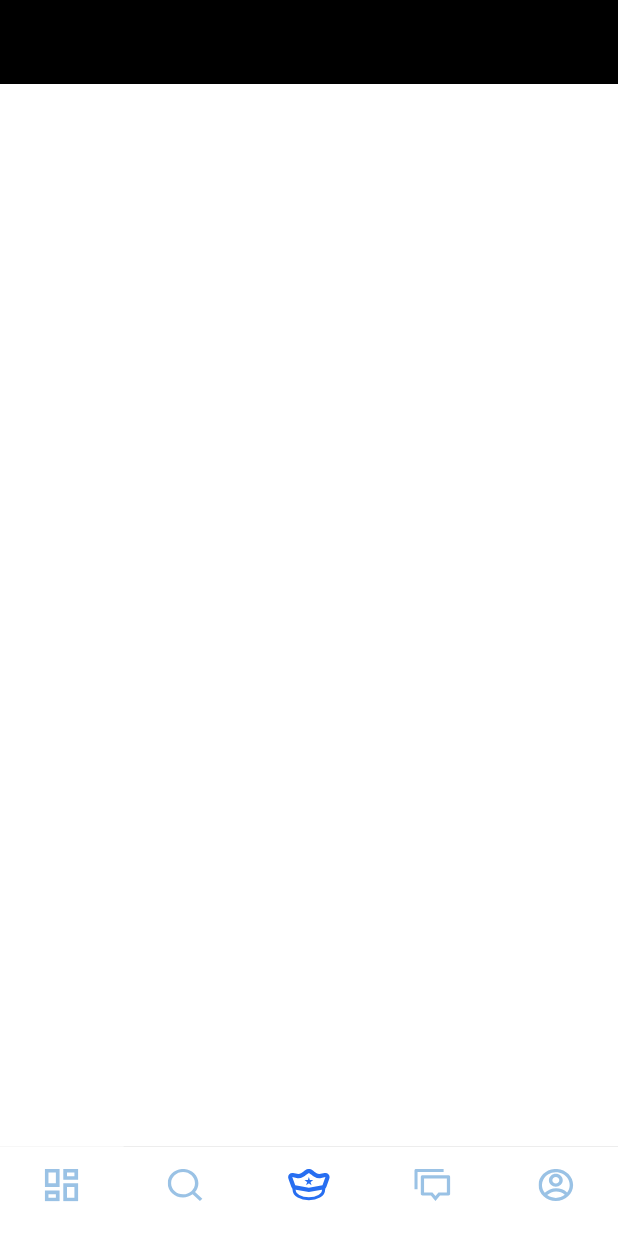
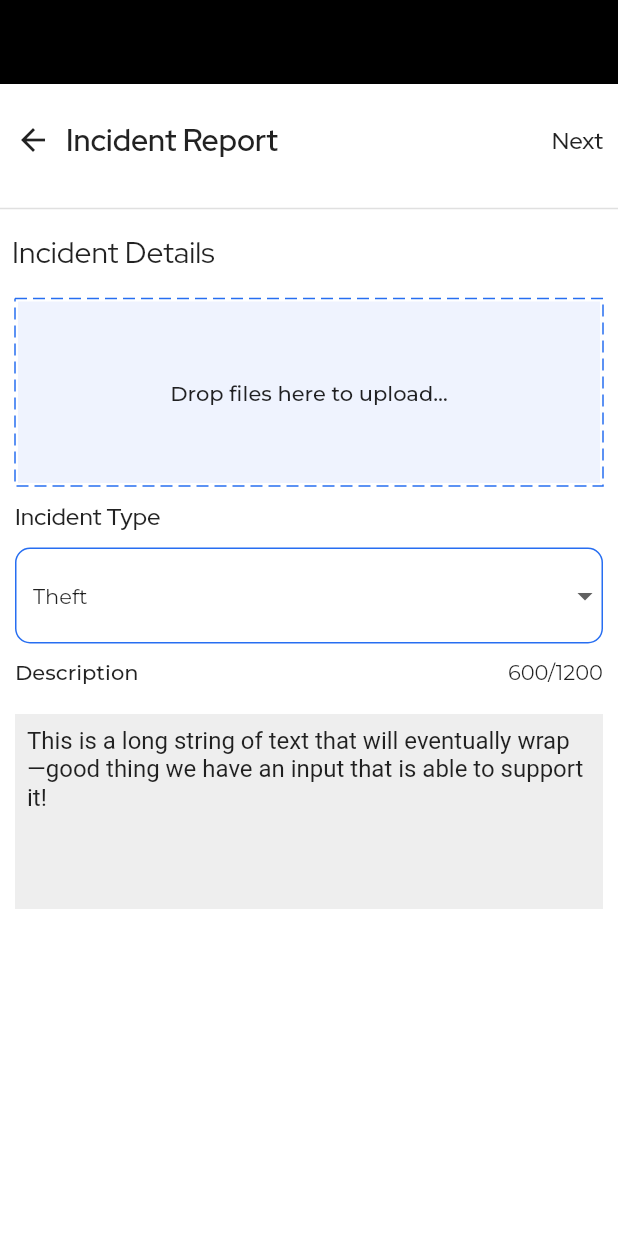
Before and after one commit to ikebotch/SocialPolice, a Flutter app: the screen it shows after launch, item 3 of the bottom bar chosen, on a phone screen of 412 x 824 dp. Run offline on Flutter 3.47's test engine with Material 2 defaults, Android fonts, the phone set to English and light mode, and no system bars; drawn by our look-alikes of dotted_border; our stand-ins replace flutter_svg, google_fonts.

Commit message:
incident report old

```diff
--- a/lib/src/res/colors.dart
+++ b/lib/src/res/colors.dart
@@ -13,6 +13,7 @@ class AppColors {
   static const Color colorBackground = Color(0xFFFCFCFC);
   static const Color colorRed1 = Color(0xFFC62416);
   static const Color colorBlue1 = Color(0xFF2F80ED);
+  static const Color colorBlue2 = Color(0xFFEFF3FE);
   static const Color colorStroke = Color(0xFFFBEEFF);
   static const Color textColor1 = Color(0xFFCBCBCB);
 }
--- a/lib/src/ui/bottm_nav.dart
+++ b/lib/src/ui/bottm_nav.dart
@@ -5,6 +5,7 @@ import 'package:socialpolice/src/ui/bottom_nav/home.dart';
 import 'package:socialpolice/src/ui/bottom_nav/message.dart';
 import 'package:socialpolice/src/ui/bottom_nav/profile.dart';
 import 'package:socialpolice/src/ui/bottom_nav/search.dart';
+import 'package:socialpolice/src/ui/incident_report_old.dart';
 
 class BottomNav extends StatefulWidget {
   const BottomNav({Key? key}) : super(key: key);
@@ -51,9 +52,9 @@ class _BottomNavState extends State<BottomNav>
                     if (index == 1) {
                       return const Search();
                     }
-                    if (index == 2) {
-                      return Container();
-                    }
+                    // if (index == 2) {
+                    //   return const IncidentReportOld();
+                    // }
                     if (index == 3) {
                       return const Message();
                     }
@@ -119,7 +120,12 @@ class _BottomNavState extends State<BottomNav>
                                 : AppColors.colorSecondary,
                           )),
                       onTap: () {
-                        _pageCtrl.jumpToPage(2);
+                        Navigator.push(
+                          context,
+                          MaterialPageRoute(
+                            builder: (context) => const IncidentReportOld(),
+                          ),
+                        );
                       },
                     ),
                   ),
--- /dev/null
+++ b/lib/src/ui/incident_report_old.dart
@@ -0,0 +1,148 @@
+import 'package:dotted_border/dotted_border.dart';
+import 'package:flutter/material.dart';
+import 'package:google_fonts/google_fonts.dart';
+import 'package:socialpolice/src/res/colors.dart';
+import 'package:socialpolice/src/ui/components/header.dart';
+import 'package:socialpolice/src/ui/components/two_row_text.dart';
+import 'package:socialpolice/src/ui/preview_report_crime.dart';
+
+class IncidentReportOld extends StatefulWidget {
+  const IncidentReportOld({Key? key}) : super(key: key);
+
+  @override
+  State<IncidentReportOld> createState() => _IncidentReportOldState();
+}
+
+class _IncidentReportOldState extends State<IncidentReportOld> {
+  final TextEditingController _controller = TextEditingController(
+      text:
+          'This is a long string of text that will eventually wrap—good thing we have an input that is able to support it!');
+  List<String> items = ['Theft', 'Arson', 'Burglary', 'Cybercrime'];
+  var selectedItem = 'Theft';
+  @override
+  Widget build(BuildContext context) {
+    return Scaffold(
+      appBar: AppBar(
+        backgroundColor: Colors.black,
+        elevation: 0,
+        automaticallyImplyLeading: false,
+      ),
+      body: Container(
+        height: MediaQuery.of(context).size.height,
+        color: Colors.white,
+        child: Column(
+          crossAxisAlignment: CrossAxisAlignment.start,
+          children: [
+            Header(
+              title: 'Incident Report',
+              actionTitle: 'Next',
+              action: () => Navigator.push(
+                context,
+                MaterialPageRoute(
+                  builder: (context) => PreviewReportCrime(
+                    incidentType: selectedItem,
+                    desc: _controller.text,
+                    img: 'assets/images/pexels_cop.png',
+                  ),
+                ),
+              ),
+            ),
+            const Divider(thickness: 1),
+            Padding(
+              padding: const EdgeInsets.all(8.0),
+              child: Text(
+                'Incident Details',
+                style: GoogleFonts.redHatDisplay(
+                  fontSize: 20,
+                  fontWeight: FontWeight.w400,
+                ),
+              ),
+            ),
+            Padding(
+              padding: const EdgeInsets.symmetric(horizontal: 10, vertical: 10),
+              child: DottedBorder(
+                color: AppColors.colorPrimary,
+                dashPattern: const [8, 4],
+                child: Container(
+                  height: 121,
+                  width: MediaQuery.of(context).size.width,
+                  color: AppColors.colorBlue2,
+                  child: Center(
+                    child: Text(
+                      'Drop files here to upload…',
+                      style: GoogleFonts.montserrat(
+                        fontSize: 14,
+                        fontWeight: FontWeight.w500,
+                      ),
+                    ),
+                  ),
+                ),
+              ),
+            ),
+            Padding(
+              padding: const EdgeInsets.only(left: 10),
+              child: Text(
+                'Incident Type',
+                style: GoogleFonts.redHatDisplay(
+                  fontSize: 16,
+                  fontWeight: FontWeight.w500,
+                ),
+              ),
+            ),
+            Container(
+              width: MediaQuery.of(context).size.width,
+              padding: const EdgeInsets.only(left: 10, right: 10, top: 10),
+              child: DropdownButtonFormField<String>(
+                decoration: InputDecoration(
+                  enabledBorder: OutlineInputBorder(
+                    borderRadius: BorderRadius.circular(10),
+                    borderSide: const BorderSide(
+                        width: 1, color: AppColors.colorPrimary),
+                  ),
+                ),
+                value: selectedItem,
+                items: items
+                    .map(
+                      (item) => DropdownMenuItem<String>(
+                        value: item,
+                        child: Text(item,
+                            style: GoogleFonts.montserrat(
+                              fontSize: 14,
+                              fontWeight: FontWeight.w400,
+                            )),
+                      ),
+                    )
+                    .toList(),
+                onChanged: (itemm) {
+                  setState(() {
+                    selectedItem = itemm!;
+                  });
+                },
+              ),
+            ),
+            const TwoRowText(
+              leftTitle: 'Description',
+              rightTitle: '600/1200',
+            ),
+            Container(
+              margin: const EdgeInsets.symmetric(horizontal: 10, vertical: 10),
+              decoration: const BoxDecoration(
+                color: AppColors.colorBorderGrey4,
+              ),
+              child: TextFormField(
+                controller: _controller,
+                maxLines: null,
+                minLines: 6,
+                keyboardType: TextInputType.multiline,
+                decoration: const InputDecoration(
+                  border: InputBorder.none,
+                  contentPadding: EdgeInsets.all(8),
+                ),
+              ),
+            ),
+          ],
+        ),
+      ),
+    );
+  }
+}
--- a/pubspec.yaml
+++ b/pubspec.yaml
@@ -36,6 +36,7 @@ dependencies:
   cupertino_icons: ^1.0.2
   flutter_svg: ^1.1.3
   google_fonts: ^3.0.1
+  dotted_border: ^2.0.0+2
 
 dev_dependencies:
   flutter_test:
```
Also changed, not shown: pubspec.lock.
